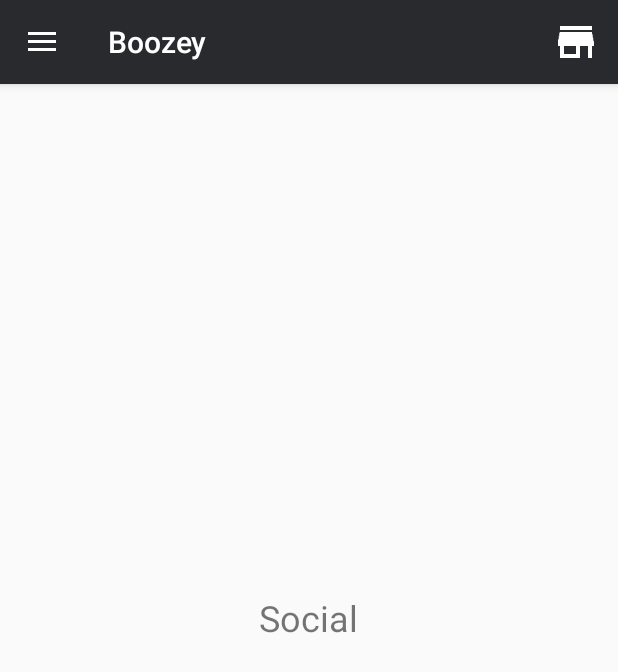
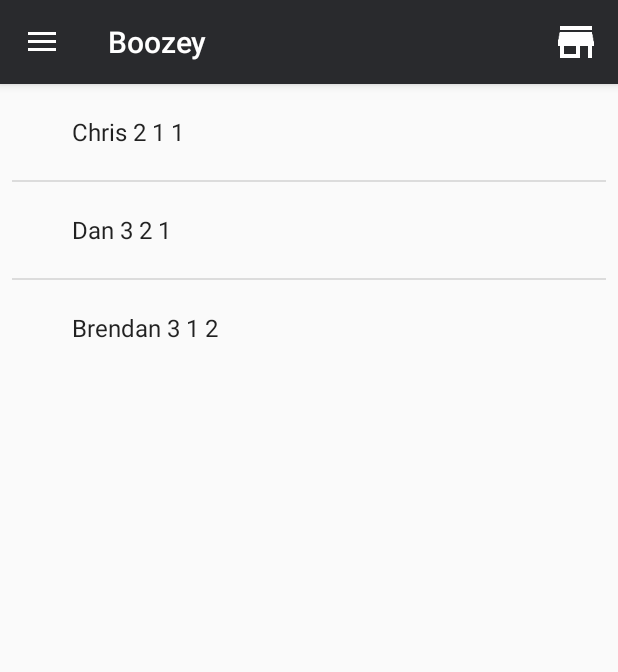
Before and after one commit to NulliSecundus/Boozey, an Android app: the fragment SocialFragment placed in its activity, on a phone screen of 412 x 824 dp. Shown: the top 672 px of the screen. Run offline under Robolectric (Android 15) with nearby library versions, the phone set to English and light mode, and no system bars.

Commit message:
Social Page

```diff
--- /dev/null
+++ b/app/src/main/java/wisc/boozey/Friend.java
@@ -0,0 +1,50 @@
+package wisc.boozey;
+
+/**
+ * Created by Christopher on 10/31/2017.
+ */
+
+public class Friend {
+    private String name;
+    private int played;
+    private int w;
+    private int l;
+    public Friend(String name, int played, int w, int l) {
+        this.name = name;
+        this.played = played;
+        this.w = w;
+        this.l = l;
+    }
+
+    public String getName() {
+        return name;
+    }
+
+    public void setName(String name) {
+        this.name = name;
+    }
+
+    public int getPlayed() {
+        return played;
+    }
+
+    public void setPlayed(int played) {
+        this.played = played;
+    }
+
+    public int getW() {
+        return w;
+    }
+
+    public void setW(int w) {
+        this.w = w;
+    }
+
+    public int getL() {
+        return l;
+    }
+
+    public void setL(int l) {
+        this.l = l;
+    }
+}
--- a/app/src/main/java/wisc/boozey/ProfileFragment.java
+++ b/app/src/main/java/wisc/boozey/ProfileFragment.java
@@ -6,6 +6,10 @@ import android.support.annotation.Nullable;
 import android.view.LayoutInflater;
 import android.view.View;
 import android.view.ViewGroup;
+import android.widget.AdapterView;
+import android.widget.ArrayAdapter;
+import android.widget.ListView;
+import android.widget.Toast;
 
 /**
  *
@@ -13,7 +17,6 @@ import android.view.ViewGroup;
 
 public class ProfileFragment extends Fragment {
     View myView;
-
     @Nullable
     @Override
     public View onCreateView(LayoutInflater inflater, @Nullable ViewGroup container, Bundle savedInstanceState) {
--- a/app/src/main/java/wisc/boozey/SocialFragment.java
+++ b/app/src/main/java/wisc/boozey/SocialFragment.java
@@ -6,6 +6,10 @@ import android.support.annotation.Nullable;
 import android.view.LayoutInflater;
 import android.view.View;
 import android.view.ViewGroup;
+import android.widget.AdapterView;
+import android.widget.ArrayAdapter;
+import android.widget.ListView;
+import android.widget.Toast;
 
 /**
  *
@@ -13,11 +17,26 @@ import android.view.ViewGroup;
 
 public class SocialFragment extends Fragment {
     View myView;
-
+    Friend Chris = new Friend("Chris",2,1,1);
+    Friend Dan = new Friend("Dan",3,2,1);
+    Friend Brendan = new Friend("Brendan",3,1,2);
     @Nullable
     @Override
     public View onCreateView(LayoutInflater inflater, @Nullable ViewGroup container, Bundle savedInstanceState) {
         myView = inflater.inflate(R.layout.social_screen, container, false);
+        String[]names = {Chris.getName() + " 2 1 1", Dan.getName() + " 3 2 1", Brendan.getName() + " 3 1 2"};
+        final ListView profileViewList = myView.findViewById(R.id.profileViewList);
+        ArrayAdapter<String> listViewAdapter = new ArrayAdapter<String>(getActivity(),
+                android.R.layout.simple_expandable_list_item_1,
+                names);
+        profileViewList.setAdapter(listViewAdapter);
+        profileViewList.setOnItemClickListener(new AdapterView.OnItemClickListener() {
+            @Override
+            public void onItemClick(AdapterView<?> adapterView, View view, int i, long l) {
+                String test = (String) profileViewList.getItemAtPosition(i);
+                Toast.makeText(getActivity(), test, Toast.LENGTH_SHORT).show();
+            }
+        });
         return myView;
     }
 }
--- a/app/src/main/res/layout/social_screen.xml
+++ b/app/src/main/res/layout/social_screen.xml
@@ -1,13 +1,22 @@
 <?xml version="1.0" encoding="utf-8"?>
-<RelativeLayout xmlns:android="http://schemas.android.com/apk/res/android"
-    android:layout_width="match_parent" android:layout_height="match_parent">
+<android.support.constraint.ConstraintLayout xmlns:android="http://schemas.android.com/apk/res/android"
+    xmlns:app="http://schemas.android.com/apk/res-auto"
+    xmlns:tools="http://schemas.android.com/tools"
+    android:layout_width="match_parent"
+    android:layout_height="match_parent"
+    android:layout_marginTop="?android:attr/actionBarSize">
 
-    <TextView
-        android:id="@+id/textView"
-        android:layout_width="wrap_content"
+    <ListView
+        android:id="@+id/profileViewList"
+        android:layout_width="0dp"
         android:layout_height="wrap_content"
-        android:layout_centerHorizontal="true"
-        android:layout_centerVertical="true"
-        android:text="Social"
-        android:textSize="24sp" />
-</RelativeLayout>
+        android:layout_marginEnd="8dp"
+        android:layout_marginLeft="8dp"
+        android:layout_marginRight="8dp"
+        android:layout_marginStart="8dp"
+        app:layout_constraintHorizontal_bias="0.0"
+        app:layout_constraintLeft_toLeftOf="parent"
+        app:layout_constraintRight_toRightOf="parent"
+        tools:layout_editor_absoluteY="16dp" />
+
+</android.support.constraint.ConstraintLayout>
```
Also changed, not shown: app/src/main/res/layout/profile_screen.xml (+19 -10 lines).
